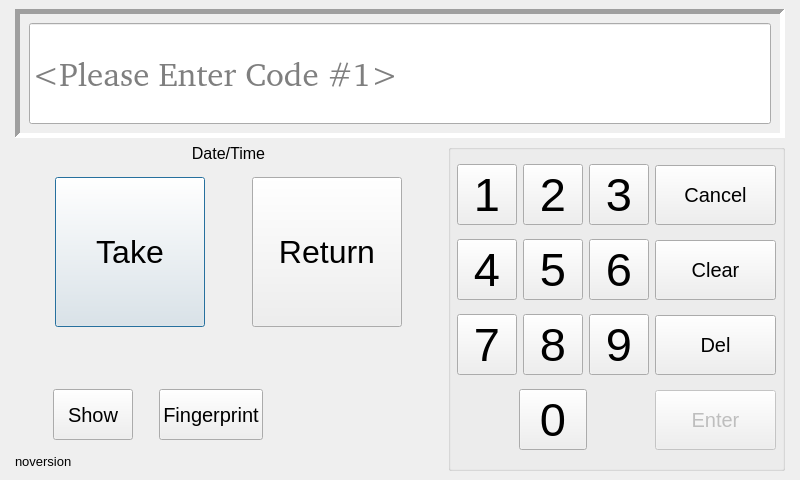
Qt form Key/frmusercode.ui (BuzzSiler/keycodebox-key) before a commit.
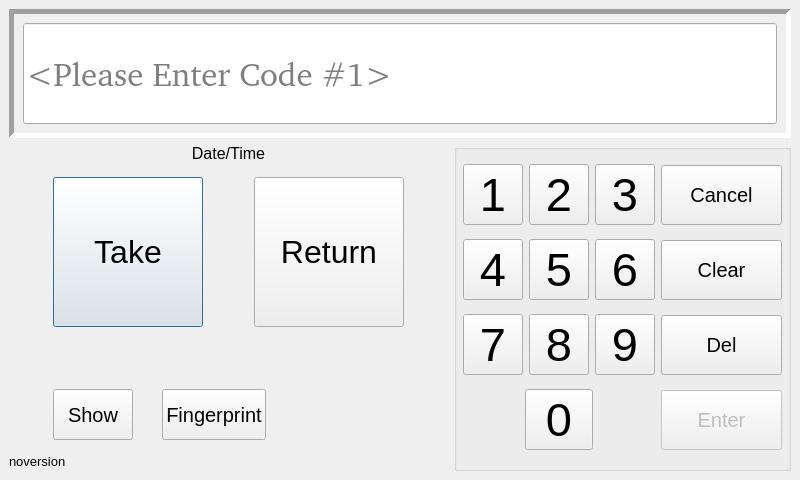
The same form after that commit.

Diff of the .ui file:
```diff
--- a/Key/frmusercode.ui
+++ b/Key/frmusercode.ui
@@ -33,13 +33,13 @@
   </property>
   <layout class="QHBoxLayout" name="horizontalLayout_10">
    <property name="leftMargin">
-    <number>15</number>
+    <number>9</number>
    </property>
    <property name="topMargin">
     <number>9</number>
    </property>
    <property name="rightMargin">
-    <number>15</number>
+    <number>9</number>
    </property>
    <property name="bottomMargin">
     <number>9</number>
```
